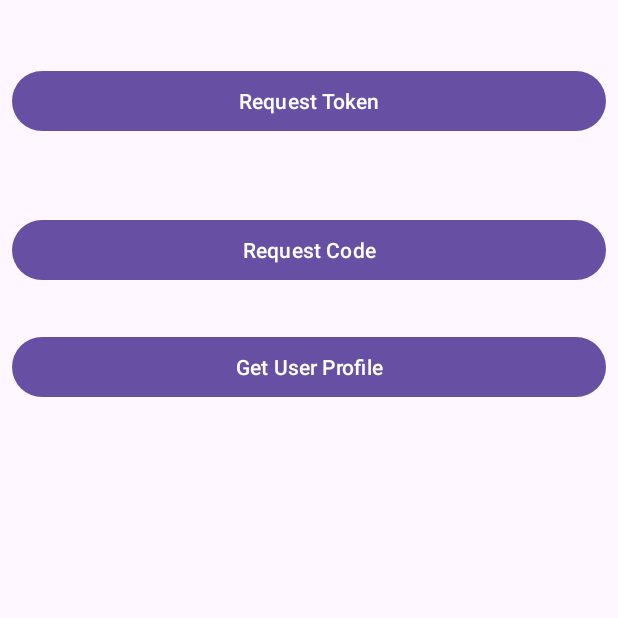
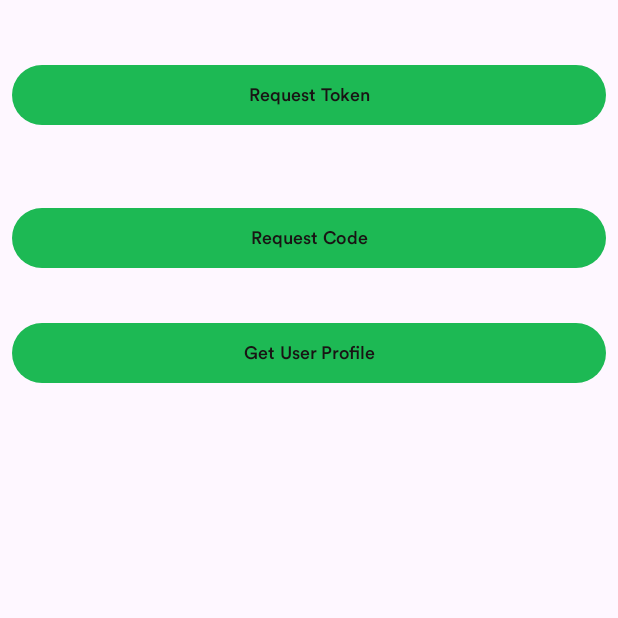
Before and after one commit to ajiang4138/Wrappedify, an Android app: the screen it shows after launch (MainActivity), on a phone screen of 412 x 824 dp, the top half of it. Run offline under Robolectric (Android 15) with nearby library versions, the phone set to English and light mode, and no system bars; libraries missing offline, so code that uses them is left out: com.spotify.sdk.

Commit message:
Updated theme.xml file that implements spotify theme. Changes include spotify color palette and spotify font. Changes for colors and font should now be done through the theme instead of the individual layouts

```diff
--- /dev/null
+++ b/app/src/main/res/font/circular.xml
@@ -0,0 +1,7 @@
+<?xml version="1.0" encoding="utf-8"?>
+<font-family xmlns:android="http://schemas.android.com/apk/res/android">
+    <font
+        android:fontStyle="normal"
+        android:fontWeight="400"
+        android:font="@font/circular_std_medium_500"/>
+</font-family>
--- a/app/src/main/res/values/colors.xml
+++ b/app/src/main/res/values/colors.xml
@@ -2,4 +2,6 @@
 <resources>
     <color name="black">#FF000000</color>
     <color name="white">#FFFFFFFF</color>
+    <color name="spotify_green">#1DB954</color>
+    <color name="spotify_black">#191414</color>
 </resources>
--- a/app/src/main/res/values/themes.xml
+++ b/app/src/main/res/values/themes.xml
@@ -1,9 +1,19 @@
 <resources xmlns:tools="http://schemas.android.com/tools">
     <!-- Base application theme. -->
-    <style name="Base.Theme.Wrappedify" parent="Theme.Material3.DayNight.NoActionBar">
-        <!-- Customize your light theme here. -->
-        <!-- <item name="colorPrimary">@color/my_light_primary</item> -->
+    <style name="Theme.Wrappedify" parent="Theme.Material3.DayNight.NoActionBar">
+        <item name="colorPrimary">@color/spotify_green</item>
+        <item name="materialButtonStyle">@style/Widget.Wrappedify.Button</item>
+        <item name="android:textColor">@color/spotify_black</item>
+        <item name="android:textSize">12dp</item>
+        <item name="android:fontFamily">@font/circular</item>
+
     </style>
 
-    <style name="Theme.Wrappedify" parent="Base.Theme.Wrappedify" />
+    <style name="Widget.Wrappedify.Button" parent="Widget.Material3.Button">
+        <item name="backgroundTint">@color/spotify_green</item>
+        <item name="android:textColor">@color/spotify_black</item>
+    </style>
+
+<!--    <style name="Theme.Wrappedify" parent="Base.Theme.Wrappedify" />-->
+
 </resources>
```
Also changed, not shown: app/src/main/res/font/circular_std_medium_500.ttf (added).
